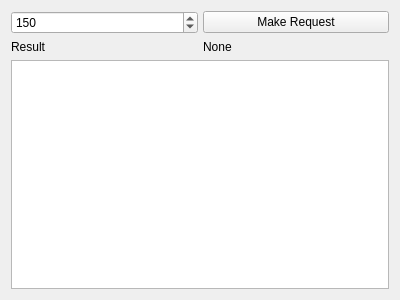
Qt form ScannerInspectionTool/DirectInteractionWindow.ui (crener/MultiCapture) before a commit.
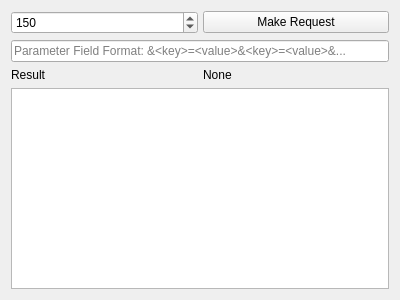
The same form after that commit. Icons and pictures are not drawn.

Commit message: Added/improved class summaries and added parameter text field in the direct interaction window

What changed in the file:
```diff
--- a/ScannerInspectionTool/DirectInteractionWindow.ui
+++ b/ScannerInspectionTool/DirectInteractionWindow.ui
@@ -48,6 +48,13 @@
      </item>
     </layout>
    </item>
+   <item>
+    <widget class="QLineEdit" name="parameterInput">
+     <property name="placeholderText">
+      <string>Parameter Field Format: &amp;&lt;key&gt;=&lt;value&gt;&amp;&lt;key&gt;=&lt;value&gt;&amp;...</string>
+     </property>
+    </widget>
+   </item>
    <item>
     <layout class="QHBoxLayout" name="horizontalLayout_2">
      <item>
```
The commit also changes 6 other files.
